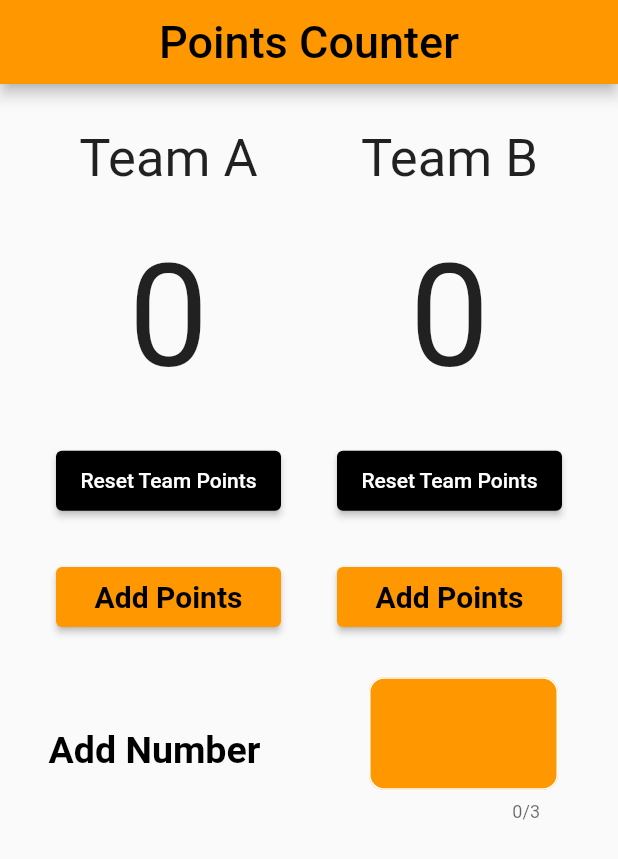
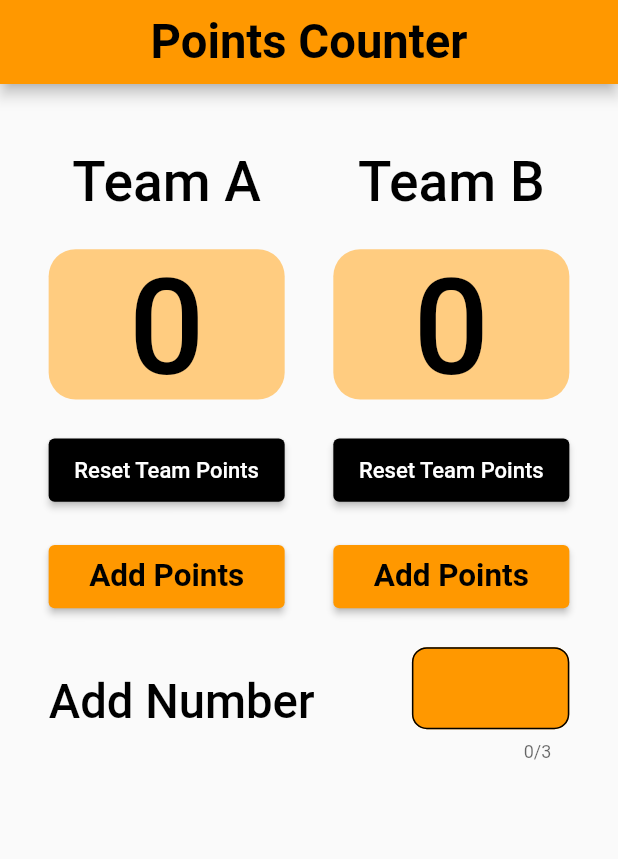
Before and after one commit to Mohamzeem/flutter_points_counter, a Flutter app: the screen it shows after launch, on a phone screen of 412 x 824 dp. Shown: the top 859 px of the screen. Run offline on Flutter 3.47's test engine with Material 2 defaults, Android fonts, the phone set to English and light mode, and no system bars; our stand-ins replace flutter_bloc, flutter_screenutil.

Commit message:
first commit

```diff
--- /dev/null
+++ b/lib/cubits/counter_cubit.dart
@@ -0,0 +1,30 @@
+import 'package:basketball_app/cubits/counter_state.dart';
+import 'package:flutter_bloc/flutter_bloc.dart';
+
+class CounterCubit extends Cubit<CounterState> {
+  CounterCubit() : super(CounterAIncrementState());
+  // CounterCubit(super.initialState);
+
+  int teamAPoints = 0;
+  int teamBPoints = 0;
+
+  void teamIncrement({required String team, required int number}) {
+    if (team == 'A') {
+      teamAPoints += number;
+      emit(CounterAIncrementState());
+    } else {
+      teamBPoints += number;
+      emit(CounterBIncrementState());
+    }
+  }
+
+  void teamReset({required String team}) {
+    if (team == 'A') {
+      teamAPoints = 0;
+      emit(CounterAIncrementState());
+    } else {
+      teamBPoints = 0;
+      emit(CounterBIncrementState());
+    }
+  }
+}
--- /dev/null
+++ b/lib/cubits/counter_state.dart
@@ -0,0 +1,5 @@
+abstract class CounterState {}
+
+class CounterAIncrementState extends CounterState {}
+
+class CounterBIncrementState extends CounterState {}
--- a/lib/home_screen.dart
+++ /dev/null
@@ -1,207 +0,0 @@
-import 'package:flutter/material.dart';
-import 'package:flutter/services.dart';
-
-class HomeScreen extends StatefulWidget {
-  const HomeScreen({super.key});
-
-  @override
-  State<HomeScreen> createState() => _HomeScreenState();
-}
-
-class _HomeScreenState extends State<HomeScreen> {
-  int teamAPoints = 0;
-  int teamBPoints = 0;
-  TextEditingController controller = TextEditingController();
-
-  @override
-  Widget build(BuildContext context) {
-    return Scaffold(
-      appBar: (AppBar(
-        centerTitle: true,
-        title: const Text(
-          'Points Counter',
-          style: TextStyle(fontSize: 30, color: Colors.black),
-        ),
-        backgroundColor: Colors.orange,
-      )),
-      body: Column(
-        children: [
-          Row(
-            mainAxisAlignment: MainAxisAlignment.spaceEvenly,
-            children: [
-              SizedBox(
-                height: MediaQuery.of(context).size.height * 0.48,
-                child: Column(
-                  mainAxisAlignment: MainAxisAlignment.spaceEvenly,
-                  children: [
-                    const Text(
-                      'Team A',
-                      style:
-                          TextStyle(fontSize: 35, fontStyle: FontStyle.normal),
-                    ),
-                    Text(
-                      '$teamAPoints',
-                      style: const TextStyle(fontSize: 95),
-                    ),
-                    ElevatedButton(
-                      onPressed: () {
-                        setState(() {
-                          teamAPoints = 0;
-                        });
-                      },
-                      style: ElevatedButton.styleFrom(
-                        backgroundColor: Colors.black,
-                        fixedSize: const Size(150, 40),
-                      ),
-                      child: const Text(
-                        'Reset Team Points',
-                        style: TextStyle(color: Colors.white, fontSize: 14),
-                      ),
-                    ),
-                    ElevatedButton(
-                      onPressed: () {
-                        setState(() {
-                          teamAPoints += int.parse(controller.text);
-                        });
-                      },
-                      style: ElevatedButton.styleFrom(
-                        backgroundColor: Colors.orange,
-                        fixedSize: const Size(150, 40),
-                      ),
-                      child: const Text(
-                        'Add Points',
-                        style: TextStyle(
-                            color: Colors.black,
-                            fontSize: 20,
-                            fontWeight: FontWeight.w700),
-                      ),
-                    ),
-                  ],
-                ),
-              ),
-              SizedBox(
-                height: MediaQuery.of(context).size.height * 0.48,
-                child: Column(
-                  mainAxisAlignment: MainAxisAlignment.spaceEvenly,
-                  children: [
-                    const Text(
-                      'Team B',
-                      style:
-                          TextStyle(fontSize: 35, fontStyle: FontStyle.normal),
-                    ),
-                    Text('$teamBPoints',
-                        style: const TextStyle(
-                          fontSize: 95,
-                        )),
-                    ElevatedButton(
-                      onPressed: () {
-                        setState(() {
-                          teamBPoints = 0;
-                        });
-                      },
-                      style: ElevatedButton.styleFrom(
-                        backgroundColor: Colors.black,
-                        fixedSize: const Size(150, 40),
-                      ),
-                      child: const Text(
-                        'Reset Team Points',
-                        style: TextStyle(color: Colors.white, fontSize: 14),
-                      ),
-                    ),
-                    ElevatedButton(
-                      onPressed: () {
-                        setState(() {
-                          teamBPoints += int.parse(controller.text);
-                        });
-                      },
-                      style: ElevatedButton.styleFrom(
-                        backgroundColor: Colors.orange,
-                        fixedSize: const Size(150, 40),
-                      ),
-                      child: const Text(
-                        'Add Points',
-                        style: TextStyle(
-                            color: Colors.black,
-                            fontSize: 20,
-                            fontWeight: FontWeight.w700),
-                      ),
-                    ),
-                  ],
-                ),
-              ),
-            ],
-          ),
-          Row(
-            mainAxisAlignment: MainAxisAlignment.center,
-            children: [
-              const Expanded(
-                  child: Text(
-                'Add Number',
-                style: TextStyle(
-                  color: Colors.black,
-                  fontSize: 25,
-                  fontWeight: FontWeight.w700,
-                ),
-                textAlign: TextAlign.center,
-              )),
-              Expanded(
-                child: Padding(
-                  padding: const EdgeInsets.symmetric(horizontal: 40),
-                  child: TextFormField(
-                    controller: controller,
-                    keyboardType: TextInputType.number,
-                    inputFormatters: <TextInputFormatter>[
-                      FilteringTextInputFormatter.digitsOnly
-                    ],
-                    maxLength: 3,
-                    style: const TextStyle(
-                      color: Colors.black,
-                      fontSize: 30,
-                      fontWeight: FontWeight.w900,
-                    ),
-                    textAlign: TextAlign.center,
-                    cursorColor: Colors.black,
-                    decoration: InputDecoration(
-                      fillColor: Colors.orange,
-                      filled: true,
-                      enabledBorder: OutlineInputBorder(
-                        borderRadius: BorderRadius.circular(10),
-                        borderSide: const BorderSide(
-                          color: Colors.white,
-                        ),
-                      ),
-                      focusedBorder: OutlineInputBorder(
-                        borderRadius: BorderRadius.circular(10),
-                        borderSide: const BorderSide(
-                          color: Colors.white,
-                        ),
-                      ),
-                      disabledBorder: OutlineInputBorder(
-                        borderRadius: BorderRadius.circular(10),
-                        borderSide: const BorderSide(
-                          color: Colors.white,
-                        ),
-                      ),
-                      focusedErrorBorder: OutlineInputBorder(
-                        borderRadius: BorderRadius.circular(10),
-                        borderSide: const BorderSide(
-                          color: Colors.white,
-                        ),
-                      ),
-                      errorBorder: OutlineInputBorder(
-                        borderRadius: BorderRadius.circular(10),
-                        borderSide: const BorderSide(
-                          color: Colors.white,
-                        ),
-                      ),
-                    ),
-                  ),
-                ),
-              ),
-            ],
-          ),
-        ],
-      ),
-    );
-  }
-}
--- a/lib/main.dart
+++ b/lib/main.dart
@@ -1,6 +1,6 @@
+import 'package:basketball_app/view/app_view.dart';
 import 'package:flutter/material.dart';
 import 'package:flutter/services.dart';
-import 'home_screen.dart';
 
 void main() {
   WidgetsFlutterBinding.ensureInitialized();
@@ -15,8 +15,6 @@ class MyApp extends StatelessWidget {
 
   @override
   Widget build(BuildContext context) {
-    return const MaterialApp(
-      home: HomeScreen(),
-    );
+    return const AppView();
   }
 }
--- /dev/null
+++ b/lib/view/app_view.dart
@@ -0,0 +1,25 @@
+import 'package:flutter/material.dart';
+import 'package:flutter_bloc/flutter_bloc.dart';
+import 'package:flutter_screenutil/flutter_screenutil.dart';
+import '../cubits/counter_cubit.dart';
+import 'home_screen.dart';
+
+class AppView extends StatelessWidget {
+  const AppView({super.key});
+
+  @override
+  Widget build(BuildContext context) {
+    return ScreenUtilInit(
+        designSize: const Size(392.72727272727275, 781.0909090909091),
+        minTextAdapt: true,
+        splitScreenMode: true,
+        builder: ((context, child) => BlocProvider(
+              create: (BuildContext context) => CounterCubit(),
+              child: MaterialApp(
+                debugShowCheckedModeBanner: false,
+                theme: ThemeData(),
+                home: HomeScreen(),
+              ),
+            )));
+  }
+}
--- /dev/null
+++ b/lib/view/home_screen.dart
@@ -0,0 +1,171 @@
+import 'package:basketball_app/cubits/counter_cubit.dart';
+import 'package:basketball_app/cubits/counter_state.dart';
+import 'package:basketball_app/widgets/custom_elevated_button.dart';
+import 'package:basketball_app/widgets/custom_text.dart';
+import 'package:basketball_app/widgets/custom_text_form_field.dart';
+import 'package:flutter/material.dart';
+import 'package:flutter_bloc/flutter_bloc.dart';
+import 'package:flutter_screenutil/flutter_screenutil.dart';
+
+// ignore: must_be_immutable
+class HomeScreen extends StatelessWidget {
+  HomeScreen({super.key});
+
+  TextEditingController controller = TextEditingController();
+  @override
+  Widget build(BuildContext context) {
+    return Scaffold(
+      appBar: (AppBar(
+        centerTitle: true,
+        title: const CWText(
+            text: 'Points Counter',
+            fontSize: 30,
+            color: Colors.black,
+            fontWeight: FontWeight.w700,
+            textAlign: TextAlign.center),
+        backgroundColor: Colors.orange,
+      )),
+      body: SingleChildScrollView(
+        child: BlocConsumer<CounterCubit, CounterState>(
+          builder: ((context, state) {
+            return Column(
+              children: [
+                SizedBox(
+                  height: 20.h,
+                ),
+                Row(
+                  mainAxisAlignment: MainAxisAlignment.spaceEvenly,
+                  children: [
+                    SizedBox(
+                      height: MediaQuery.of(context).size.height * 0.43,
+                      child: Column(
+                        mainAxisAlignment: MainAxisAlignment.spaceEvenly,
+                        children: [
+                          const CWText(
+                              text: 'Team A',
+                              fontSize: 35,
+                              color: Colors.black,
+                              fontWeight: FontWeight.w500,
+                              textAlign: TextAlign.center),
+                          Container(
+                            width: 150.w,
+                            height: 95.h,
+                            decoration: BoxDecoration(
+                                color: Colors.orange.shade200,
+                                borderRadius: BorderRadius.circular(18)),
+                            child: CWText(
+                                text:
+                                    '${BlocProvider.of<CounterCubit>(context).teamAPoints}',
+                                fontSize: 85,
+                                color: Colors.black,
+                                fontWeight: FontWeight.w500,
+                                textAlign: TextAlign.center),
+                          ),
+                          CWElevatedButton(
+                            name: 'Reset Team Points',
+                            onPressed: () {
+                              BlocProvider.of<CounterCubit>(context)
+                                  .teamReset(team: 'A');
+                              controller.clear();
+                            },
+                            color: Colors.white,
+                            fontWeight: FontWeight.w500,
+                            fontSize: 14,
+                            backgroundColor: Colors.black,
+                          ),
+                          CWElevatedButton(
+                            name: 'Add Points',
+                            onPressed: () {
+                              BlocProvider.of<CounterCubit>(context)
+                                  .teamIncrement(
+                                      team: 'A',
+                                      number: int.parse(controller.text));
+                              controller.clear();
+                            },
+                            color: Colors.black,
+                            fontWeight: FontWeight.w700,
+                            fontSize: 20,
+                            backgroundColor: Colors.orange,
+                          ),
+                        ],
+                      ),
+                    ),
+                    SizedBox(
+                      height: MediaQuery.of(context).size.height * 0.43,
+                      child: Column(
+                        mainAxisAlignment: MainAxisAlignment.spaceEvenly,
+                        children: [
+                          const CWText(
+                              text: 'Team B',
+                              fontSize: 35,
+                              color: Colors.black,
+                              fontWeight: FontWeight.w500,
+                              textAlign: TextAlign.center),
+                          Container(
+                            width: 150.w,
+                            height: 95.h,
+                            decoration: BoxDecoration(
+                                color: Colors.orange.shade200,
+                                borderRadius: BorderRadius.circular(18)),
+                            child: CWText(
+                                text:
+                                    '${BlocProvider.of<CounterCubit>(context).teamBPoints}',
+                                fontSize: 85,
+                                color: Colors.black,
+                                fontWeight: FontWeight.w500,
+                                textAlign: TextAlign.center),
+                          ),
+                          CWElevatedButton(
+                            name: 'Reset Team Points',
+                            onPressed: () {
+                              BlocProvider.of<CounterCubit>(context)
+                                  .teamReset(team: 'B');
+                              controller.clear();
+                            },
+                            color: Colors.white,
+                            fontWeight: FontWeight.w500,
+                            fontSize: 14,
+                            backgroundColor: Colors.black,
+                          ),
+                          CWElevatedButton(
+                            name: 'Add Points',
+                            onPressed: () {
+                              BlocProvider.of<CounterCubit>(context)
+                                  .teamIncrement(
+                                      team: 'B',
+                                      number: int.parse(controller.text));
+                              controller.clear();
+                            },
+                            color: Colors.black,
+                            fontWeight: FontWeight.w700,
+                            fontSize: 20,
+                            backgroundColor: Colors.orange,
+                          ),
+                        ],
+                      ),
+                    ),
+                  ],
+                ),
+                Row(
+                  mainAxisAlignment: MainAxisAlignment.spaceAround,
+                  children: [
+                    const CWText(
+                        text: 'Add Number',
+                        fontSize: 30,
+                        color: Colors.black,
+                        fontWeight: FontWeight.w500,
+                        textAlign: TextAlign.end),
+                    CWTextFormField(
+                      controller: controller,
+                    ),
+                  ],
+                ),
+              ],
+            );
+          }),
+          listener: ((context, state) {}),
+        ),
+      ),
+    );
+  }
+}
--- /dev/null
+++ b/lib/widgets/custom_elevated_button.dart
@@ -0,0 +1,40 @@
+// ignore_for_file: public_member_api_docs, sort_constructors_first
+import 'package:flutter/material.dart';
+import 'package:flutter_screenutil/flutter_screenutil.dart';
+
+import 'package:basketball_app/widgets/custom_text.dart';
+
+class CWElevatedButton extends StatelessWidget {
+  const CWElevatedButton({
+    Key? key,
+    required this.name,
+    required this.onPressed,
+    required this.color,
+    required this.backgroundColor,
+    required this.fontWeight,
+    required this.fontSize,
+  }) : super(key: key);
+
+  final String name;
+  final Function()? onPressed;
+  final Color color;
+  final Color backgroundColor;
+  final FontWeight fontWeight;
+  final int fontSize;
+  @override
+  Widget build(BuildContext context) {
+    return ElevatedButton(
+        onPressed: onPressed,
+        style: ElevatedButton.styleFrom(
+          backgroundColor: backgroundColor,
+          fixedSize: Size(150.w, 40.h),
+        ),
+        child: CWText(
+          text: name,
+          fontSize: fontSize,
+          color: color,
+          fontWeight: fontWeight,
+          textAlign: TextAlign.center,
+        ));
+  }
+}
--- /dev/null
+++ b/lib/widgets/custom_text.dart
@@ -0,0 +1,32 @@
+// ignore_for_file: public_member_api_docs, sort_constructors_first
+import 'package:flutter/material.dart';
+import 'package:flutter_screenutil/flutter_screenutil.dart';
+
+class CWText extends StatelessWidget {
+  const CWText({
+    Key? key,
+    required this.text,
+    required this.fontSize,
+    required this.color,
+    required this.fontWeight,
+    required this.textAlign,
+  }) : super(key: key);
+
+  final String text;
+  final int fontSize;
+  final Color color;
+  final FontWeight fontWeight;
+  final TextAlign textAlign;
+  @override
+  Widget build(BuildContext context) {
+    return Text(
+      text,
+      style: TextStyle(
+        color: color,
+        fontSize: fontSize.sp,
+        fontWeight: fontWeight,
+      ),
+      textAlign: textAlign,
+    );
+  }
+}
--- /dev/null
+++ b/lib/widgets/custom_text_form_field.dart
@@ -0,0 +1,70 @@
+// ignore_for_file: public_member_api_docs, sort_constructors_first
+import 'package:flutter/material.dart';
+import 'package:flutter/services.dart';
+import 'package:flutter_screenutil/flutter_screenutil.dart';
+
+// ignore: must_be_immutable
+class CWTextFormField extends StatelessWidget {
+  const CWTextFormField({
+    Key? key,
+    required this.controller,
+  }) : super(key: key);
+
+  final TextEditingController controller;
+  @override
+  Widget build(BuildContext context) {
+    return SizedBox(
+      width: 100.w,
+      height: 70.h,
+      child: TextFormField(
+        controller: controller,
+        keyboardType: TextInputType.number,
+        inputFormatters: <TextInputFormatter>[
+          FilteringTextInputFormatter.digitsOnly
+        ],
+        maxLength: 3,
+        style: TextStyle(
+          color: Colors.black,
+          fontSize: 30.sp,
+          fontWeight: FontWeight.w900,
+        ),
+        textAlign: TextAlign.center,
+        cursorColor: Colors.black,
+        decoration: InputDecoration(
+          fillColor: Colors.orange,
+          filled: true,
+          enabledBorder: OutlineInputBorder(
+            borderRadius: BorderRadius.circular(10),
+            borderSide: const BorderSide(
+              color: Colors.black,
+            ),
+          ),
+          focusedBorder: OutlineInputBorder(
+            borderRadius: BorderRadius.circular(10),
+            borderSide: const BorderSide(
+              color: Colors.black,
+            ),
+          ),
+          disabledBorder: OutlineInputBorder(
+            borderRadius: BorderRadius.circular(10),
+            borderSide: const BorderSide(
+              color: Colors.white,
+            ),
+          ),
+          focusedErrorBorder: OutlineInputBorder(
+            borderRadius: BorderRadius.circular(10),
+            borderSide: const BorderSide(
+              color: Colors.white,
+            ),
+          ),
+          errorBorder: OutlineInputBorder(
+            borderRadius: BorderRadius.circular(10),
+            borderSide: const BorderSide(
+              color: Colors.white,
+            ),
+          ),
+        ),
+      ),
+    );
+  }
+}
--- a/pubspec.yaml
+++ b/pubspec.yaml
@@ -35,6 +35,8 @@ dependencies:
   # Use with the CupertinoIcons class for iOS style icons.
   cupertino_icons: ^1.0.2
   get: ^4.6.5
+  flutter_screenutil: ^5.6.0
+  flutter_bloc: ^8.1.1
 
 dev_dependencies:
   flutter_test:
```
Also changed, not shown: pubspec.lock.
